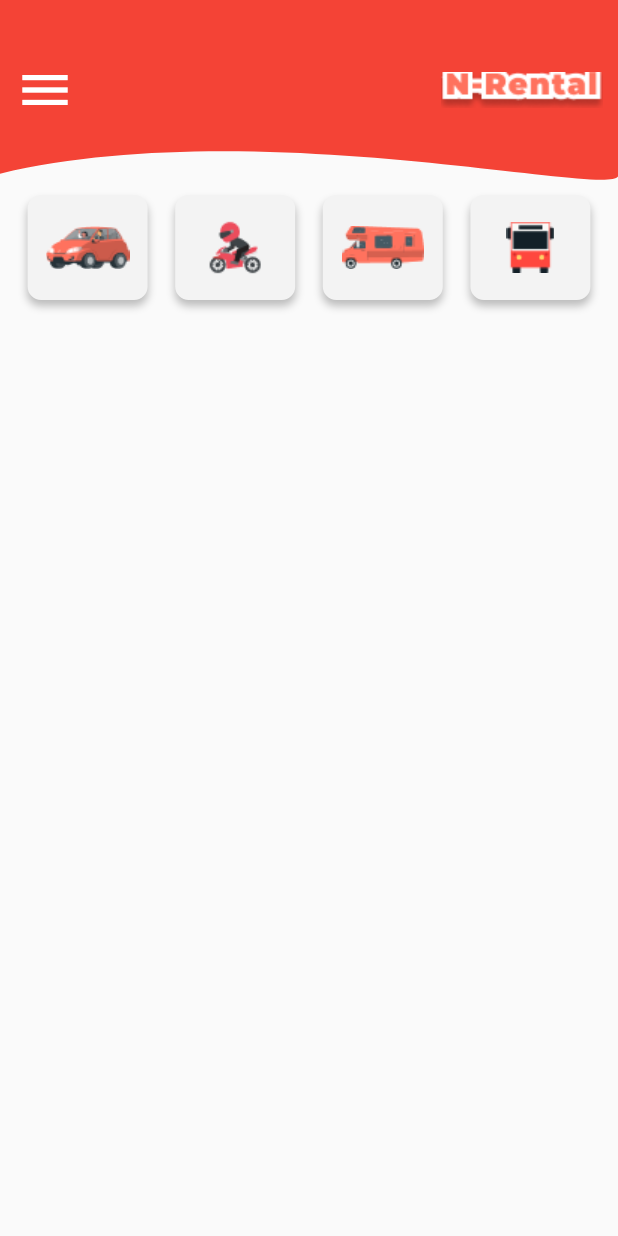
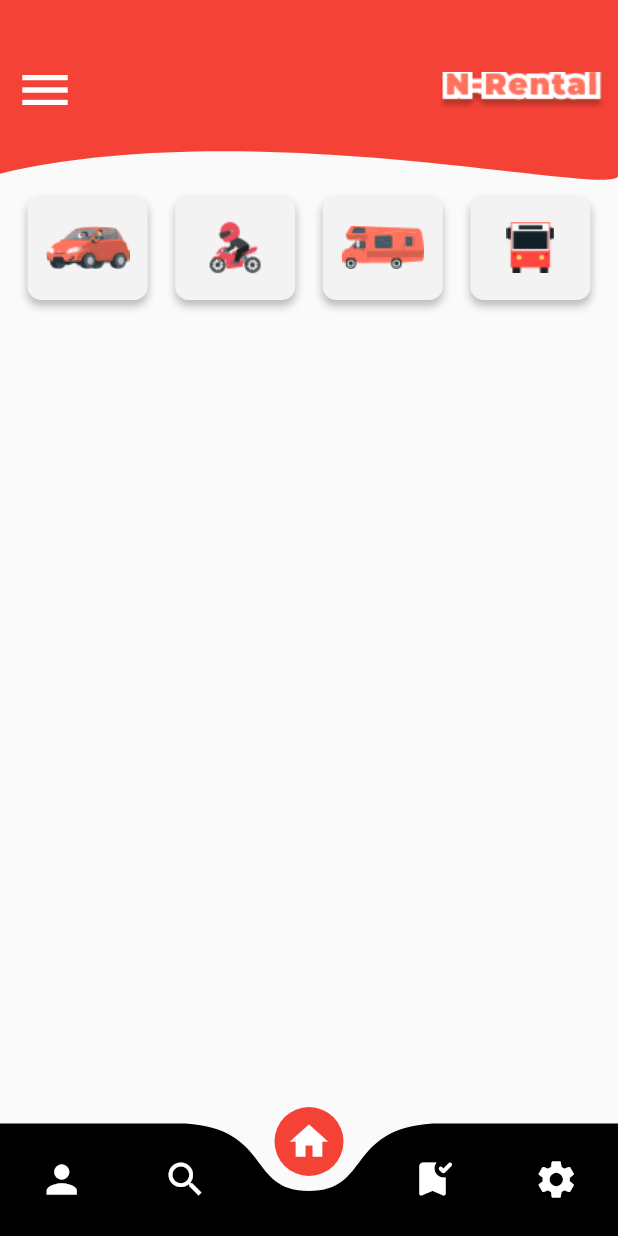
Before and after one commit to prasannakarki77/n-rental-app, a Flutter app: the DashboardScreem screen opened by its route, on a phone screen of 412 x 824 dp. Run offline on Flutter 3.47's test engine with Material 2 defaults, Android fonts, the phone set to English and light mode, and no system bars; drawn by our look-alikes of curved_navigation_bar.

Commit message:
created curved bottom nav bar

```diff
--- a/lib/screens/dashboard_screen.dart
+++ b/lib/screens/dashboard_screen.dart
@@ -1,4 +1,5 @@
 import 'package:flutter/material.dart';
+import "package:curved_navigation_bar/curved_navigation_bar.dart";
 
 import '../components/customShape.dart';
 
@@ -10,22 +11,83 @@ class DashboardScreem extends StatefulWidget {
 }
 
 class _DashboardScreemState extends State<DashboardScreem> {
+  int bottomNavIndex = 2;
+
+  Color bgColorCar = const Color.fromRGBO(243, 243, 243, 1);
+  Color bgColorBike = const Color.fromRGBO(243, 243, 243, 1);
+  Color bgColorBus = const Color.fromRGBO(243, 243, 243, 1);
+  Color bgColorVan = const Color.fromRGBO(243, 243, 243, 1);
   String carIcon = "car-red.png";
   String bikeIcon = "bike-red.png";
   String busIcon = "bus-red.png";
   String vanIcon = "van-red.png";
-  Color bgcolor = const Color.fromRGBO(243, 243, 243, 1);
-  _iconClicked() {
-    setState(() {
+
+  _iconClicked(String vehicle) {
+    if (vehicle == "car") {
       carIcon = "car-white.png";
-      bgcolor = Colors.red;
-    });
+      bikeIcon = "bike-red.png";
+      busIcon = "bus-red.png";
+      vanIcon = "van-red.png";
+      bgColorCar = Colors.red;
+      bgColorBike =
+          bgColorVan = bgColorBus = const Color.fromRGBO(243, 243, 243, 1);
+    }
+    if (vehicle == "bike") {
+      carIcon = "car-red.png";
+      bikeIcon = "bike-white.png";
+      busIcon = "bus-red.png";
+      vanIcon = "van-red.png";
+      bgColorBike = Colors.red;
+      bgColorCar =
+          bgColorVan = bgColorBus = const Color.fromRGBO(243, 243, 243, 1);
+    }
+    if (vehicle == "van") {
+      carIcon = "car-red.png";
+      bikeIcon = "bike-red.png";
+      busIcon = "bus-red.png";
+      vanIcon = "van-white.png";
+      bgColorVan = Colors.red;
+      bgColorCar =
+          bgColorBike = bgColorBus = const Color.fromRGBO(243, 243, 243, 1);
+    }
+    if (vehicle == "bus") {
+      carIcon = "car-red.png";
+      bikeIcon = "bike-red.png";
+      busIcon = "bus-white.png";
+      vanIcon = "van-red.png";
+      bgColorBus = Colors.red;
+      bgColorCar =
+          bgColorVan = bgColorVan = const Color.fromRGBO(243, 243, 243, 1);
+    }
   }
 
   @override
   Widget build(BuildContext context) {
+    final items = <Widget>[
+      const Icon(
+        Icons.person,
+        size: 30,
+      ),
+      const Icon(
+        Icons.search,
+        size: 30,
+      ),
+      const Icon(
+        Icons.home,
+        size: 30,
+      ),
+      const Icon(
+        Icons.bookmark_added_rounded,
+        size: 30,
+      ),
+      const Icon(
+        Icons.settings,
+        size: 30,
+      ),
+    ];
     return SafeArea(
       child: Scaffold(
+        extendBody: true,
         appBar: AppBar(
           automaticallyImplyLeading: false,
           toolbarHeight: 130,
@@ -62,12 +124,14 @@ class _DashboardScreemState extends State<DashboardScreem> {
               mainAxisAlignment: MainAxisAlignment.spaceEvenly,
               children: [
                 InkWell(
-                  onTap: () => _iconClicked(),
+                  onTap: () => setState(() {
+                    _iconClicked("car");
+                  }),
                   child: AnimatedContainer(
                     height: 70,
                     width: 80,
                     decoration: BoxDecoration(
-                        color: bgcolor,
+                        color: bgColorCar,
                         borderRadius: BorderRadius.circular(9),
                         boxShadow: const [
                           BoxShadow(
@@ -85,12 +149,14 @@ class _DashboardScreemState extends State<DashboardScreem> {
                   ),
                 ),
                 InkWell(
-                  onTap: () => _iconClicked(),
+                  onTap: () => setState(() {
+                    _iconClicked("bike");
+                  }),
                   child: AnimatedContainer(
                     height: 70,
                     width: 80,
                     decoration: BoxDecoration(
-                        color: bgcolor,
+                        color: bgColorBike,
                         borderRadius: BorderRadius.circular(9),
                         boxShadow: const [
                           BoxShadow(
@@ -108,12 +174,14 @@ class _DashboardScreemState extends State<DashboardScreem> {
                   ),
                 ),
                 InkWell(
-                  onTap: () => _iconClicked(),
+                  onTap: () => setState(() {
+                    _iconClicked("van");
+                  }),
                   child: AnimatedContainer(
                     height: 70,
                     width: 80,
                     decoration: BoxDecoration(
-                        color: bgcolor,
+                        color: bgColorVan,
                         borderRadius: BorderRadius.circular(9),
                         boxShadow: const [
                           BoxShadow(
@@ -131,12 +199,14 @@ class _DashboardScreemState extends State<DashboardScreem> {
                   ),
                 ),
                 InkWell(
-                  onTap: () => _iconClicked(),
+                  onTap: () => setState(() {
+                    _iconClicked("bus");
+                  }),
                   child: AnimatedContainer(
                     height: 70,
                     width: 80,
                     decoration: BoxDecoration(
-                        color: bgcolor,
+                        color: bgColorBus,
                         borderRadius: BorderRadius.circular(9),
                         boxShadow: const [
                           BoxShadow(
@@ -157,6 +227,22 @@ class _DashboardScreemState extends State<DashboardScreem> {
             )
           ],
         ),
+        bottomNavigationBar: Theme(
+          data: Theme.of(context)
+              .copyWith(iconTheme: const IconThemeData(color: Colors.white)),
+          child: CurvedNavigationBar(
+            index: bottomNavIndex,
+            backgroundColor: Colors.transparent,
+            buttonBackgroundColor: Colors.red,
+            color: const Color.fromARGB(255, 0, 0, 0),
+            items: items,
+            animationCurve: Curves.easeInOut,
+            animationDuration: const Duration(milliseconds: 500),
+            onTap: (index) {
+              //Handle button tap
+            },
+          ),
+        ),
       ),
     );
   }
--- a/pubspec.yaml
+++ b/pubspec.yaml
@@ -37,6 +37,8 @@ dependencies:
 dev_dependencies:
   flutter_test:
     sdk: flutter
+
+  curved_navigation_bar: ^1.0.3
 
   # The "flutter_lints" package below contains a set of recommended lints to
   # encourage good coding practices. The lint set provided by the package is
```
Also changed, not shown: pubspec.lock.
